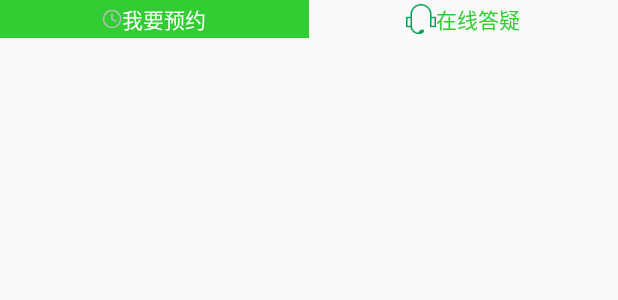
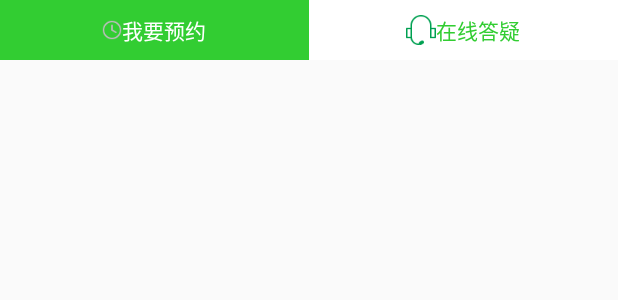
Before and after one commit to Class09-Group01/YiQiHouse, an Android app: the layout layout_footer_decoration_company.xml on its own in the app's theme, with its tools: preview values and no code run, on a phone screen of 412 x 824 dp. Shown: the top 300 px of the screen. Run offline under Robolectric (Android 15) with nearby library versions, the phone set to English and light mode, and no system bars.

Commit message:
listview

```diff
--- a/app/src/main/res/layout/item_listview_activity_decoration_company.xml
+++ b/app/src/main/res/layout/item_listview_activity_decoration_company.xml
@@ -5,11 +5,11 @@
               android:layout_height="wrap_content">
     <RelativeLayout
         android:layout_width="match_parent"
-        android:layout_height="60dp">
+        android:layout_height="120dp">
         <com.facebook.drawee.view.SimpleDraweeView
             android:id="@+id/image_listview_activity_decoration_company"
             android:layout_width="match_parent"
-            android:layout_height="60dp"/>
+            android:layout_height="120dp"/>
         <TextView
             android:id="@+id/site_item_listview_decoration"
             android:layout_width="wrap_content"
--- a/app/src/main/res/layout/layout_footer_decoration_company.xml
+++ b/app/src/main/res/layout/layout_footer_decoration_company.xml
@@ -1,13 +1,13 @@
 <?xml version="1.0" encoding="utf-8"?>
     <LinearLayout xmlns:android="http://schemas.android.com/apk/res/android"
         android:layout_width="match_parent"
-        android:layout_height="25dp"
+        android:layout_height="40dp"
         android:layout_alignParentBottom="true"
         android:orientation="horizontal">
 
         <LinearLayout
             android:layout_width="0dp"
-            android:layout_height="25dp"
+            android:layout_height="40dp"
             android:layout_weight="1"
             android:background="@color/colorGreen"
             android:gravity="center"
@@ -27,9 +27,10 @@
 
         <LinearLayout
             android:layout_width="0dp"
-            android:layout_height="25dp"
+            android:layout_height="40dp"
             android:layout_weight="1"
             android:gravity="center"
+            android:background="@color/colorWhite"
             android:orientation="horizontal">
 
             <ImageView
```
Also changed, not shown: app/src/main/java/com/bwf/aiyiqi/gui/activity/DecorationCompanyActivity.java (+16 -1 lines), app/src/main/java/com/bwf/aiyiqi/gui/adapter/DecorationCompanyListViewAdapter.java (added, +77 -0 lines).
